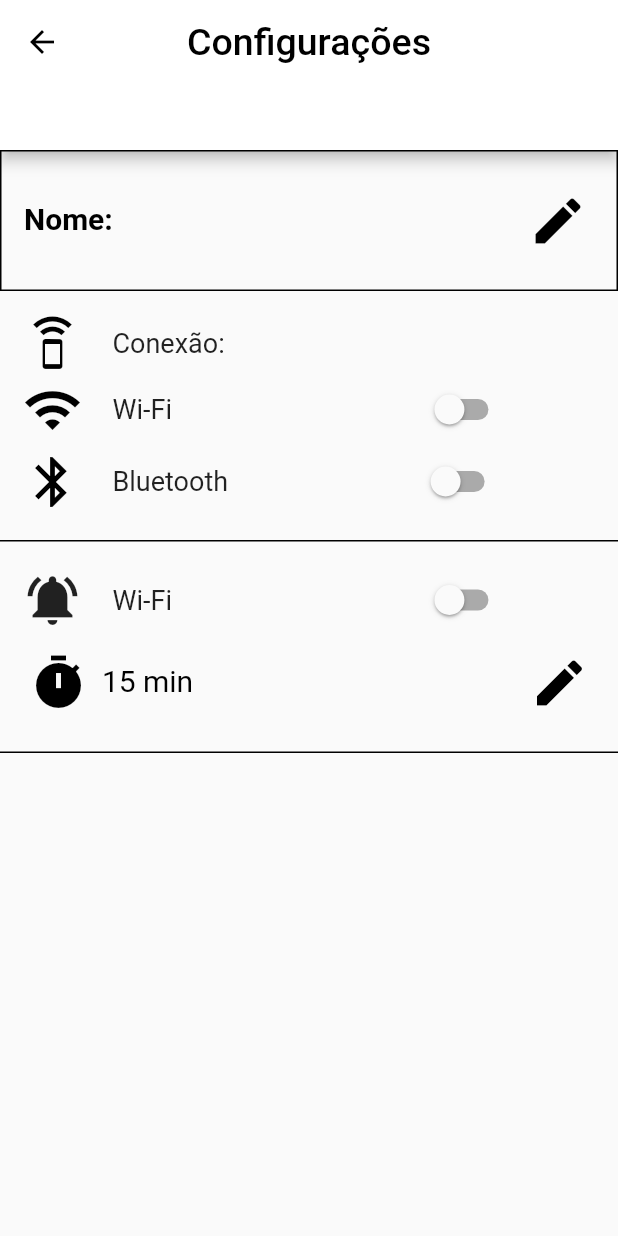
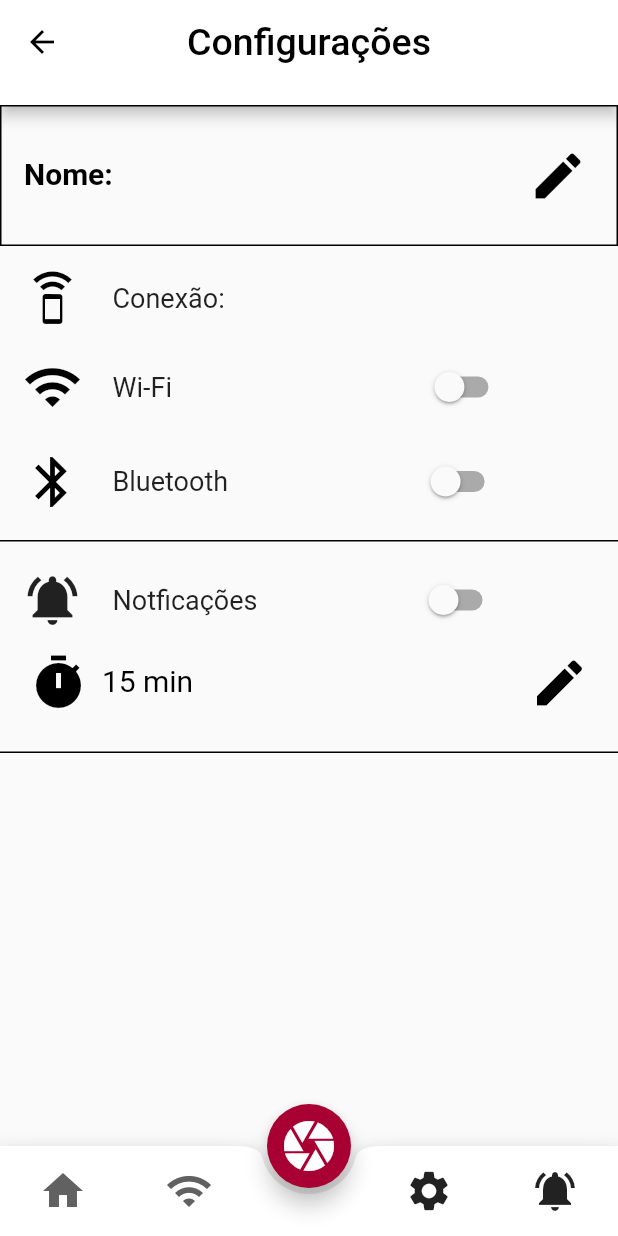
Before and after one commit to SmartMeat-UnB/smartmeat, a Flutter app: the screen it shows after launch, on a phone screen of 412 x 824 dp. Run offline on Flutter 3.47's test engine with Material 2 defaults, Android fonts, the phone set to English and light mode, and no system bars; our stand-ins replace auto_size_text, image_cropper, image_picker, shared_preferences; missing offline and left inert: adhara_socket_io.

Commit message:
Adicionando bottomapp e finalizando detalhes da settins

```diff
--- a/lib/screens/settings.dart
+++ b/lib/screens/settings.dart
@@ -1,5 +1,7 @@
 import 'dart:async';
 
+import 'package:SmartMeat/widgets/bottom_app_bar.dart';
+import 'package:SmartMeat/widgets/float_button.dart';
 import 'package:flutter/material.dart';
 import 'package:shared_preferences/shared_preferences.dart';
 
@@ -55,7 +57,7 @@ class _SettingsState extends State<Settings> {
               },
             ),
           ),
-          preferredSize: Size.fromHeight(100.0),
+          preferredSize: Size.fromHeight(70.0),
         ),
         body: Container(
           child: Container(
@@ -114,6 +116,9 @@ class _SettingsState extends State<Settings> {
                         ),
                         Text("Conexão:", style: TextStyle(fontSize: 18)),
                       ]),
+                      SizedBox(
+                        height: 15,
+                      ),
                       Row(children: <Widget>[
                         Icon(
                           Icons.wifi,
@@ -137,6 +142,9 @@ class _SettingsState extends State<Settings> {
                           value: _state,
                         ),
                       ]),
+                       SizedBox(
+                        height: 15,
+                      ),
                       Row(children: <Widget>[
                         Icon(
                           Icons.bluetooth,
@@ -182,9 +190,9 @@ class _SettingsState extends State<Settings> {
                         SizedBox(
                           width: 20,
                         ),
-                        Text("Wi-Fi", style: TextStyle(fontSize: 18)),
+                        Text("Notficações", style: TextStyle(fontSize: 18)),
                         SizedBox(
-                          width: 165,
+                          width: 104,
                         ),
                         Switch(
                           onChanged: (bool value) {
@@ -226,6 +234,10 @@ class _SettingsState extends State<Settings> {
               ],
             ),
           ),
-        ));
+        ),
+        bottomNavigationBar: BottomApp(),
+        floatingActionButton: FloatButton(),
+        floatingActionButtonLocation:
+            FloatingActionButtonLocation.centerDocked);
   }
 }
```
